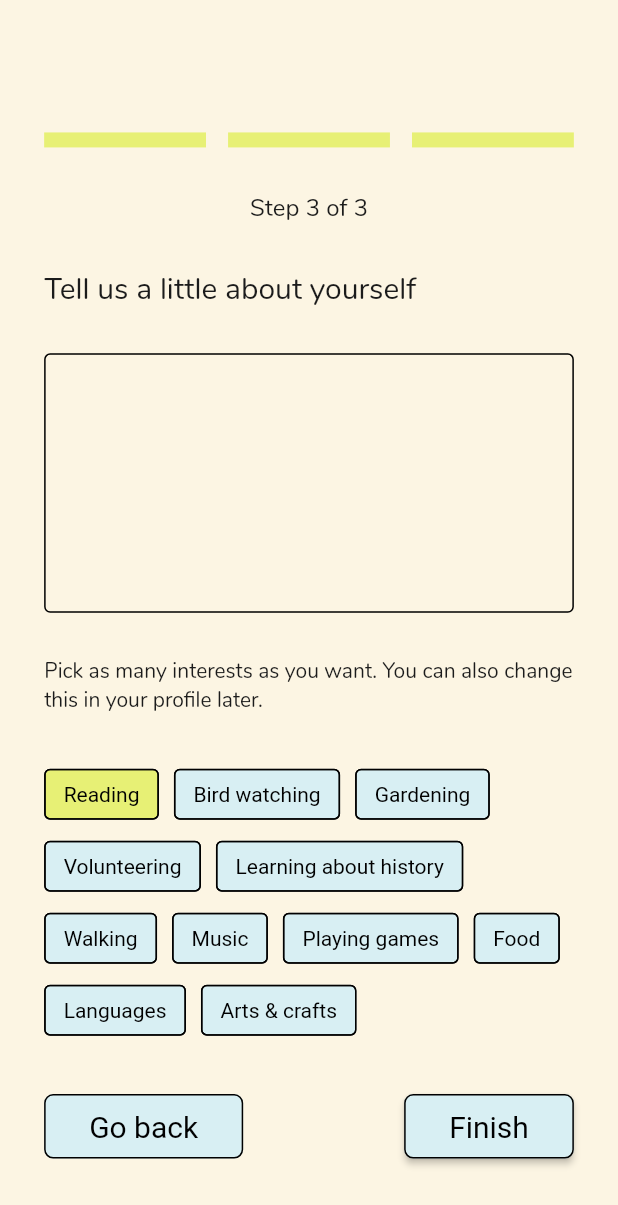
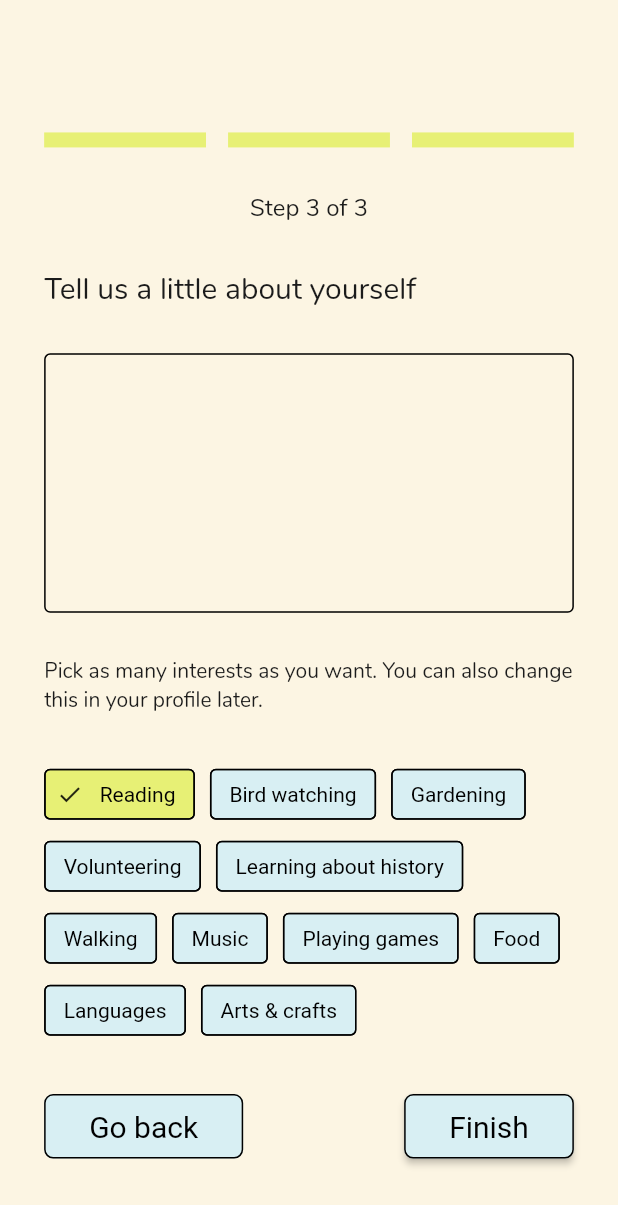
Before and after one commit to govind-srinidhi/amity, a Flutter app: the AdditionalDetailsScreen screen opened by its route, after a tap on "Reading", on a phone screen of 412 x 824 dp. Shown: the top 1205 px of the screen. Run offline on Flutter 3.47's test engine with Material 2 defaults, Android fonts, the phone set to English and light mode, and no system bars; drawn by our look-alikes of loading_overlay; our stand-ins replace flutter_secure_storage, flutter_svg, flutter_tts, material_design_icons_flutter, shared_preferences; missing offline and left inert: amazon_cognito_identity_dart_2, jwt_decode; accounts and stored records are empty.

Commit message:
💄 Showing check avatar on selecting interest

```diff
--- a/lib/widgets/profile/additional_details_screen.dart
+++ b/lib/widgets/profile/additional_details_screen.dart
@@ -34,6 +34,7 @@ class _AdditionalDetailsScreen extends State<AdditionalDetailsScreen> {
             style:
                 TextStyle(color: Colors.black, fontWeight: FontWeight.normal),
           ),
+          avatar: (selectedInterestIndex != -1) ? Icon(Icons.check) : null,
           backgroundColor: (selectedInterestIndex != -1)
               ? Color.fromRGBO(231, 240, 117, 1)
               : Color.fromRGBO(216, 239, 243, 1),
```
